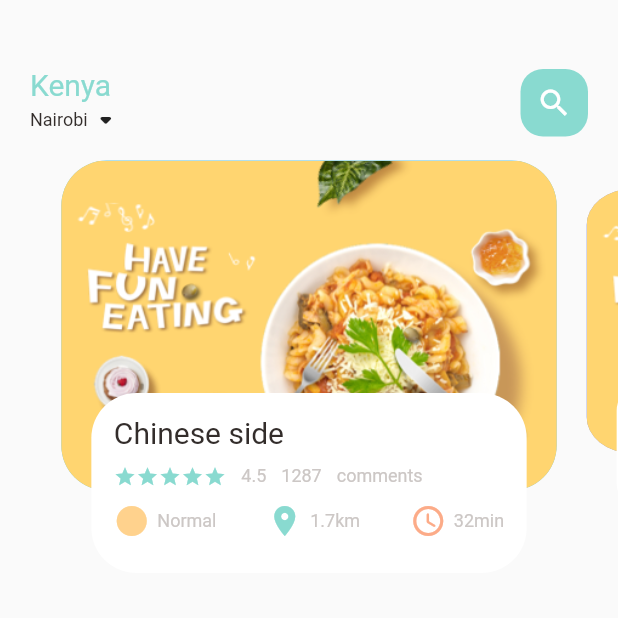
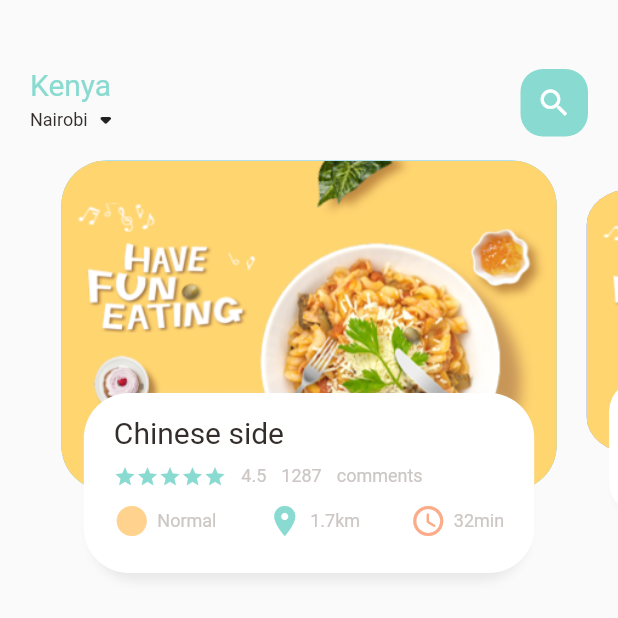
Before and after one commit to DennisMMugambi/Grocery-Shopping-App, a Flutter app: the screen it shows after launch, on a phone screen of 412 x 824 dp, the top half of it. Run offline on Flutter 3.47's test engine with Material 2 defaults, Android fonts, the phone set to English and light mode, and no system bars.

Commit message:
Drop shadow for bottom card item in food_page_body stack

```diff
--- a/lib/Home/food_page_body.dart
+++ b/lib/Home/food_page_body.dart
@@ -99,7 +99,21 @@
               decoration: BoxDecoration(
                   borderRadius: BorderRadius.circular(30),
                   color: Colors.white,
-
+                  boxShadow: [
+                    BoxShadow(
+                      color: Color(0xFFe8e8e8),
+                      blurRadius: 5.0,
+                      offset: Offset(0, 5)
+                    ),
+                    BoxShadow(
+                      color: Colors.white,
+                      offset: Offset(-5, 0)
+                    ),
+                      BoxShadow(
+                        color: Colors.white,
+                        offset: Offset(5,0)
+                      )
+                  ]
               ),
               child : Container(
                 padding: EdgeInsets.only(top: 15, left: 15, right: 15),
@@ -159,6 +173,7 @@
                 ),
               )
             ),
+
           ),
         ],
       ),
```
